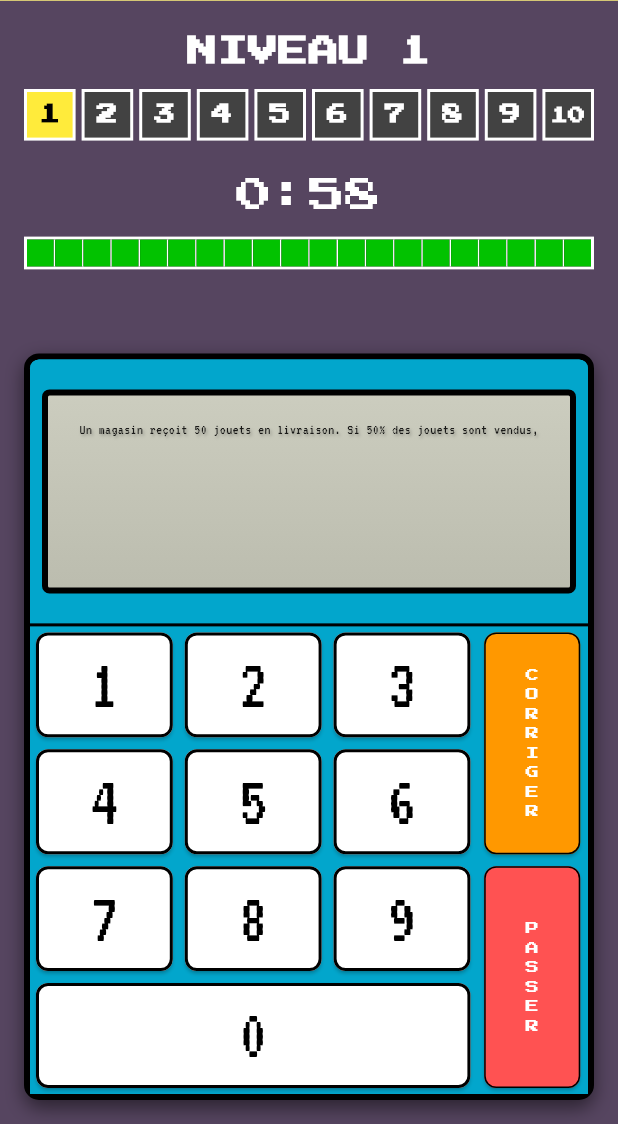
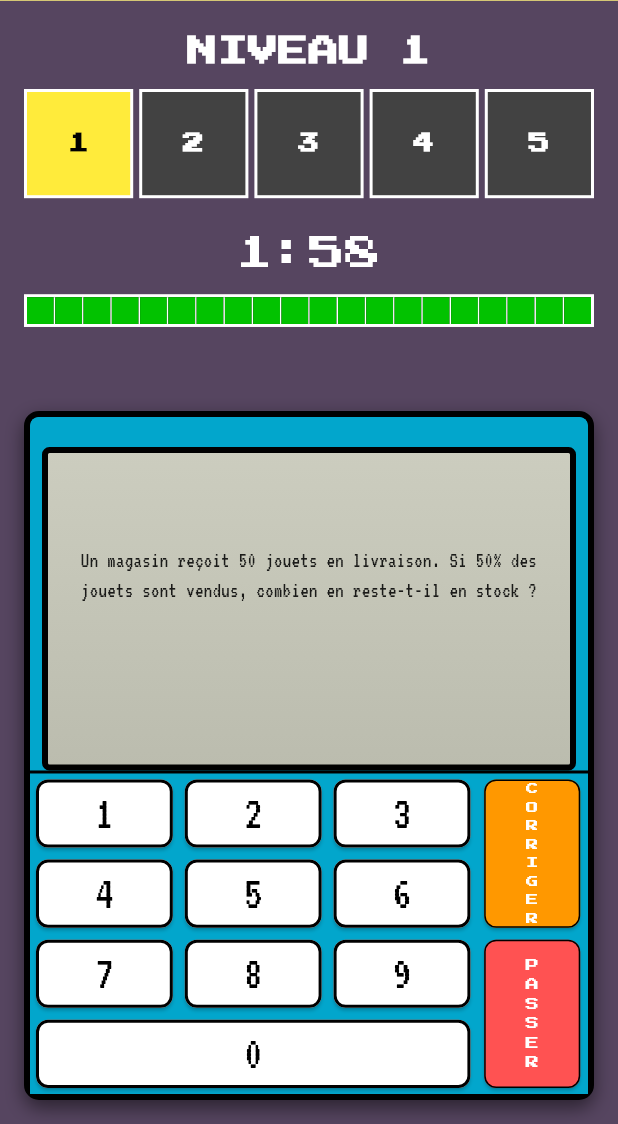
Before and after one commit to kamilsouni/mathosproject, a Flutter app: the ProblemModeScreen screen opened directly with empty values, on a phone screen of 412 x 824 dp, the part 112-1236 px from its top. Run offline on Flutter 3.47's test engine with Material 3 defaults, Android fonts, the phone set to English and light mode, and no system bars; drawn by our look-alikes of auto_size_text; our stand-ins replace cloud_firestore, connectivity_plus, firebase_auth, firebase_core, fl_chart, flutter_svg and 6 more; accounts and stored records are empty; project files that could hold a hidden picture were left out.

Commit message:
version 11 09 2024

```diff
--- a/lib/screens/problem_mode_screen.dart
+++ b/lib/screens/problem_mode_screen.dart
@@ -45,8 +45,8 @@ class _ProblemModeScreenState extends State<ProblemModeScreen> with WidgetsBindi
     _correctAnswersInRow = 0;
     _points = 0;
     _pointsChange = 0;
-    _currentQuestion = "Chargement...";  // Initialiser la question avec une valeur par défaut
-    _currentAnswer = "";  // Initialiser avec une chaîne vide
+    _currentQuestion = "Chargement...";
+    _currentAnswer = "";
     _answerController = TextEditingController();
     _answerController.addListener(_checkAnswer);
     generateQuestion();
@@ -97,30 +97,31 @@ class _ProblemModeScreenState extends State<ProblemModeScreen> with WidgetsBindi
 
     setState(() {
       _currentQuestion = selectedProblem['question'];
-      _currentAnswer = selectedProblem['answer'].toString();  // Convertir en chaîne si nécessaire
+      _currentAnswer = selectedProblem['reponse']?.toString() ?? "";
       _isAnswerCorrect = false;
       _isSkipped = false;
       _answerController.text = "";
     });
-
   }
 
   // Valider la réponse
   void _checkAnswer() {
-    if (_answerController.text.isNotEmpty) {
+    if (_answerController.text.isNotEmpty && _currentAnswer.isNotEmpty) {
       if (_answerController.text.trim().toLowerCase() == _currentAnswer.trim().toLowerCase()) {
         _validateCorrectAnswer();
       }
     }
-    setState(() {}); // Pour forcer la mise à jour de l'affichage
+    setState(() {});
   }
+
+
 
   void _validateCorrectAnswer() {
     setState(() {
       _isAnswerCorrect = true;
       _isSkipped = false;
       _correctAnswersInRow++;
-      _pointsChange = 10 * _currentLevel;
+      _pointsChange = 50 * _currentLevel;
       _points += _pointsChange;
       if (_correctAnswersInRow >= 3) {
         _currentLevel++;
@@ -251,10 +252,10 @@ class _ProblemModeScreenState extends State<ProblemModeScreen> with WidgetsBindi
           Column(
             children: [
               SizedBox(height: 20),
-              LevelIndicator(currentLevel: _currentLevel, maxLevel: 10),
+              LevelIndicator(currentLevel: _currentLevel, maxLevel: 5),
               SizedBox(height: 20),
               CountdownTimer(
-                duration: 60,
+                duration: 120,
                 onCountdownComplete: _endTest,
                 progressColor: Colors.green,
                 height: 20,
--- a/lib/widgets/RetroCalculator.dart
+++ b/lib/widgets/RetroCalculator.dart
@@ -10,6 +10,8 @@ class RetroCalculator extends StatelessWidget {
   final VoidCallback onDelete;
   final bool isCorrectAnswer;
   final bool isSkipped;
+  final bool isEquationMode; // Nouveau paramètre pour distinguer le mode Équation
+
 
   RetroCalculator({
     required this.question,
@@ -19,14 +21,14 @@ class RetroCalculator extends StatelessWidget {
     required this.onDelete,
     this.isCorrectAnswer = false,
     this.isSkipped = false,
+    this.isEquationMode = false, // Par défaut, on considère que c'est le mode Problème
+
   });
 
   @override
   Widget build(BuildContext context) {
     return LayoutBuilder(
       builder: (context, constraints) {
-        double fontSize = constraints.maxWidth * 0.1; // Calcul de la taille de police en fonction de la largeur
-
         return Container(
           margin: EdgeInsets.all(16),
           decoration: BoxDecoration(
@@ -43,7 +45,6 @@ class RetroCalculator extends StatelessWidget {
           ),
           child: Column(
             children: [
-              // Partie supérieure de la calculette
               Container(
                 height: 20,
                 decoration: BoxDecoration(
@@ -54,9 +55,8 @@ class RetroCalculator extends StatelessWidget {
                   ),
                 ),
               ),
-
-              // Écran de la calculette avec ajustement de la taille de police
-              Container(
+              Expanded(
+                child: Container(
                   padding: EdgeInsets.all(16),
                   margin: EdgeInsets.symmetric(horizontal: 8),
                   decoration: BoxDecoration(
@@ -74,52 +74,41 @@ class RetroCalculator extends StatelessWidget {
                     borderRadius: BorderRadius.circular(5),
                   ),
                   child: Column(
-                  crossAxisAlignment: CrossAxisAlignment.stretch,
                     children: [
-                    AutoSizeText(
+                      Expanded(
+                        flex: 3,
+                        child: Center(
+                          child: AutoSizeText(
                             question,
                             style: TextStyle(
                               fontFamily: 'VT323',
-                        fontSize: fontSize + 10, // Ajustement de la taille de police
                               color: Colors.black87,
-                        shadows: [
-                          Shadow(
-                            blurRadius: 2,
-                            color: Colors.black26,
-                            offset: Offset(1, 1),
                             ),
-                        ],
+                            maxLines: isEquationMode ? 1 : 5, // Une seule ligne pour les équations, plusieurs pour les problèmes
+                            minFontSize: 10,
+                            maxFontSize: isEquationMode ? 48 : 24, // Plus grande taille pour les équations
+                            textAlign: TextAlign.center,
                           ),
-                      textAlign: TextAlign.center,
-                      maxLines: 1, // S'assurer que le texte tient sur une ligne
-                      minFontSize: 10, // Taille minimale du texte
                         ),
-                    SizedBox(height: 8),
-                    AutoSizeText(
+                      ),
+                      Expanded(
+                        flex: 1,
+                        child: AutoSizeText(
                           answer,
                           style: TextStyle(
                             fontFamily: 'VT323',
-                        fontSize: fontSize + 10,
                             color: Colors.black,
-                        shadows: [
-                          Shadow(
-                            blurRadius: 2,
-                            color: Colors.black26,
-                            offset: Offset(1, 1),
                           ),
-                        ],
+                          maxLines: 1,
+                          minFontSize: 10,
+                          maxFontSize: 24,
+                          textAlign: TextAlign.center,
                         ),
-                      textAlign: TextAlign.center,
-                      maxLines: 1, // S'assurer que le texte tient sur une ligne
-                      minFontSize: 10, // Taille minimale du texte
                       ),
                     ],
                   ),
                 ),
-
-              SizedBox(height: 20),
-
-              // Clavier personnalisé
+              ),
               Expanded(
                 child: CustomKeyboard(
                   controller: controller,
--- a/lib/widgets/countdown_timer.dart
+++ b/lib/widgets/countdown_timer.dart
@@ -5,7 +5,7 @@ class CountdownTimer extends StatefulWidget {
   final VoidCallback onCountdownComplete;
   final TextStyle? textStyle;
   final Color progressColor;
-  final double height; // Cette propriété sera utilisée comme hauteur maximale
+  final double height;
 
   CountdownTimer({
     required this.duration,
@@ -53,15 +53,15 @@ class _CountdownTimerState extends State<CountdownTimer>
   @override
   Widget build(BuildContext context) {
     final screenWidth = MediaQuery.of(context).size.width;
-    final barWidth = screenWidth - 32; // 16 pixels de marge de chaque côté
-    final segmentWidth = (barWidth - 4 - 19) / 20; // -4 pour la bordure, -19 pour les séparateurs
+    final barWidth = screenWidth - 32;
+    final segmentWidth = (barWidth - 4 - 19) / 20;
     final segmentHeight = segmentWidth < widget.height ? segmentWidth : widget.height;
 
     return Center(
       child: AnimatedBuilder(
         animation: _controller,
         builder: (context, child) {
-          final elapsedSegments = ((widget.duration - (_controller.value * widget.duration)) / 3).floor();
+          final elapsedSegments = ((widget.duration - (_controller.value * widget.duration)) / (widget.duration / 20)).floor();
           return Column(
             mainAxisSize: MainAxisSize.min,
             children: [
@@ -76,7 +76,7 @@ class _CountdownTimerState extends State<CountdownTimer>
               SizedBox(height: 10),
               Container(
                 width: barWidth,
-                height: segmentHeight + 4, // +4 pour la bordure
+                height: segmentHeight + 4,
                 decoration: BoxDecoration(
                   color: Colors.black,
                   border: Border.all(color: Colors.white, width: 2),
--- a/lib/widgets/level_indicator.dart
+++ b/lib/widgets/level_indicator.dart
@@ -65,22 +65,14 @@ class _LevelIndicatorState extends State<LevelIndicator>
   @override
   Widget build(BuildContext context) {
     double screenWidth = MediaQuery.of(context).size.width;
-    double totalWidth = screenWidth - 32; // Subtracting some padding
+    double totalWidth = screenWidth - 32;
     double boxSize = (totalWidth - (widget.maxLevel - 1) * 4) / widget.maxLevel;
-    double fontSize = boxSize * 0.5;
 
     List<Widget> levelBlocks = [];
 
     for (int i = 1; i <= widget.maxLevel; i++) {
       levelBlocks.add(
-        AnimatedBuilder(
-          animation: _controller,
-          builder: (context, child) {
-            double offset =
-            i == widget.currentLevel ? _vibrationAnimation.value : 0.0;
-            return Transform.translate(
-              offset: Offset(offset, 0),
-              child: Container(
+        Container(
           width: boxSize,
           height: boxSize,
           margin: EdgeInsets.symmetric(horizontal: 2.0),
@@ -106,9 +98,6 @@ class _LevelIndicatorState extends State<LevelIndicator>
           ),
         ),
       );
-          },
-        ),
-      );
     }
 
     return Column(
@@ -119,7 +108,7 @@ class _LevelIndicatorState extends State<LevelIndicator>
           style: TextStyle(
             fontFamily: 'PixelFont',
             color: Colors.white,
-            fontSize: 20, // Reduced font size
+            fontSize: 20,
             fontWeight: FontWeight.bold,
           ),
         ),
```
Also changed, not shown: assets/problems_by_level.json. Lines whose indentation alone changed are shown as unchanged.
